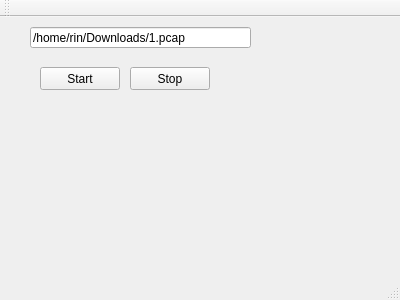
Above: mainwindow.ui from RinCode/dpi-ui before the change. Below: the same form after it.
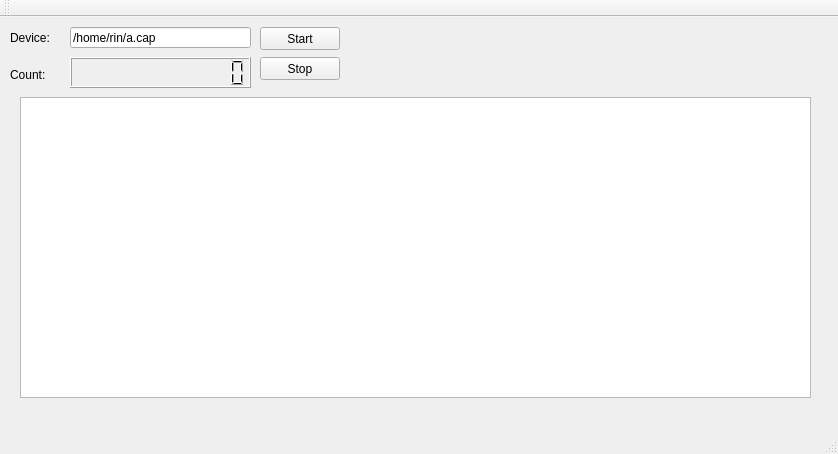
That is the form after the change.

```diff
--- a/mainwindow.ui
+++ b/mainwindow.ui
@@ -6,8 +6,8 @@
    <rect>
     <x>0</x>
     <y>0</y>
-    <width>400</width>
-    <height>300</height>
+    <width>838</width>
+    <height>454</height>
    </rect>
   </property>
   <property name="windowTitle">
@@ -17,21 +17,21 @@
    <widget class="QLineEdit" name="device">
     <property name="geometry">
      <rect>
-      <x>30</x>
+      <x>70</x>
       <y>10</y>
-      <width>221</width>
+      <width>181</width>
       <height>21</height>
      </rect>
     </property>
     <property name="text">
-     <string>/home/rin/Downloads/1.pcap</string>
+     <string>/home/rin/a.cap</string>
     </property>
    </widget>
    <widget class="QPushButton" name="startCapture">
     <property name="geometry">
      <rect>
-      <x>40</x>
-      <y>50</y>
+      <x>260</x>
+      <y>10</y>
       <width>80</width>
       <height>23</height>
      </rect>
@@ -43,8 +43,8 @@
    <widget class="QPushButton" name="stopCapture">
     <property name="geometry">
      <rect>
-      <x>130</x>
-      <y>50</y>
+      <x>260</x>
+      <y>40</y>
       <width>80</width>
       <height>23</height>
      </rect>
@@ -53,6 +53,55 @@
      <string>Stop</string>
     </property>
    </widget>
+   <widget class="QLabel" name="deviceLabel">
+    <property name="geometry">
+     <rect>
+      <x>10</x>
+      <y>10</y>
+      <width>51</width>
+      <height>21</height>
+     </rect>
+    </property>
+    <property name="text">
+     <string>Device:</string>
+    </property>
+   </widget>
+   <widget class="QLabel" name="countLabel">
+    <property name="geometry">
+     <rect>
+      <x>10</x>
+      <y>50</y>
+      <width>59</width>
+      <height>15</height>
+     </rect>
+    </property>
+    <property name="text">
+     <string>Count:</string>
+    </property>
+   </widget>
+   <widget class="QLCDNumber" name="count">
+    <property name="geometry">
+     <rect>
+      <x>70</x>
+      <y>40</y>
+      <width>181</width>
+      <height>31</height>
+     </rect>
+    </property>
+    <property name="digitCount">
+     <number>12</number>
+    </property>
+   </widget>
+   <widget class="QTableView" name="resultTable">
+    <property name="geometry">
+     <rect>
+      <x>20</x>
+      <y>80</y>
+      <width>791</width>
+      <height>301</height>
+     </rect>
+    </property>
+   </widget>
   </widget>
   <widget class="QMenuBar" name="menuBar">
    <property name="geometry">
```
Left out of the diff: 4 changed lines with no effect on the pictures.
